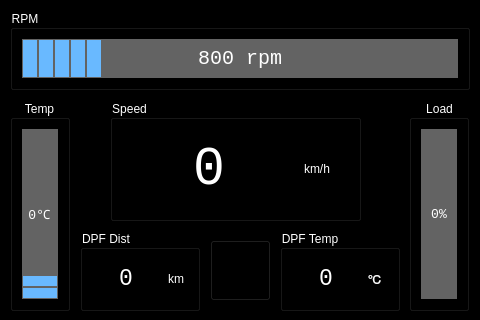
The window that resources/pi-hud.ui (cwal1220/pi-hud) describes before a commit, drawn with Qt 5.
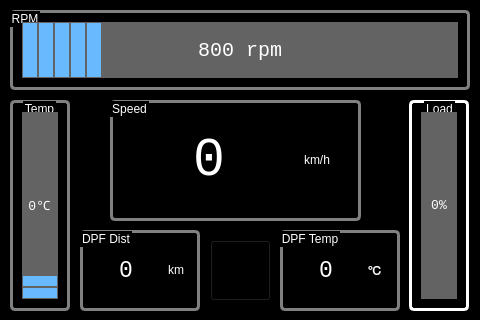
The same window after the commit. Icons and pictures are not drawn.

Commit message: [ref] Modify style

The edit to the form file:
```diff
--- a/resources/pi-hud.ui
+++ b/resources/pi-hud.ui
@@ -24,14 +24,21 @@
 	border-color: rgb(255, 255, 255);
 	background-color: rgb(99, 99, 99);
 }
-QSpinBox:
+QSpinBox
 {
 	color: white;
 }
-QDoubleSpinBox:
+
+QDoubleSpinBox
 {
 	color: white;
-}</string>
+}
+QGroupBox 
+{ 
+     border: 3px solid gray; 
+     border-radius: 5px; 
+ } 
+</string>
   </property>
   <widget class="QGroupBox" name="groupBox">
    <property name="geometry">
@@ -399,7 +406,8 @@
     <enum>Qt::PreventContextMenu</enum>
    </property>
    <property name="styleSheet">
-    <string notr="true">color: rgb(255, 255, 255);</string>
+    <string notr="true">color: rgb(255, 255, 255);
+border-color: rgb(255, 255, 255);</string>
    </property>
    <property name="title">
     <string>Load</string>
```
